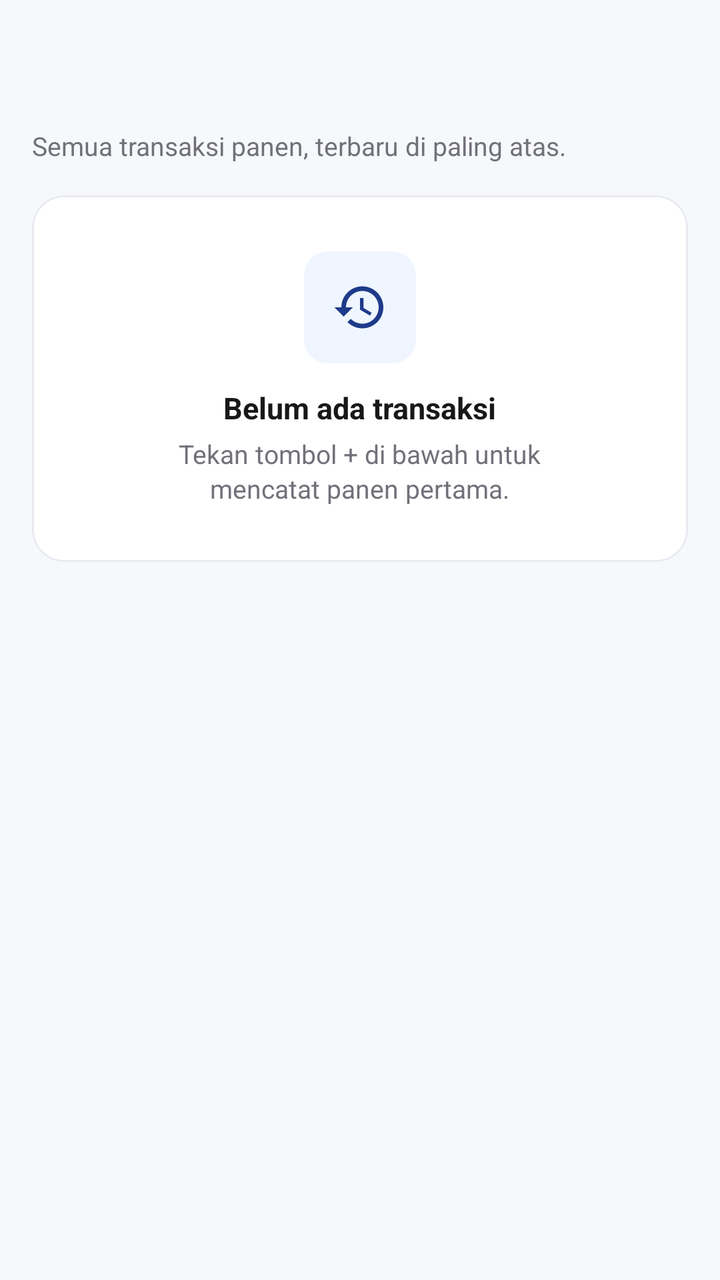
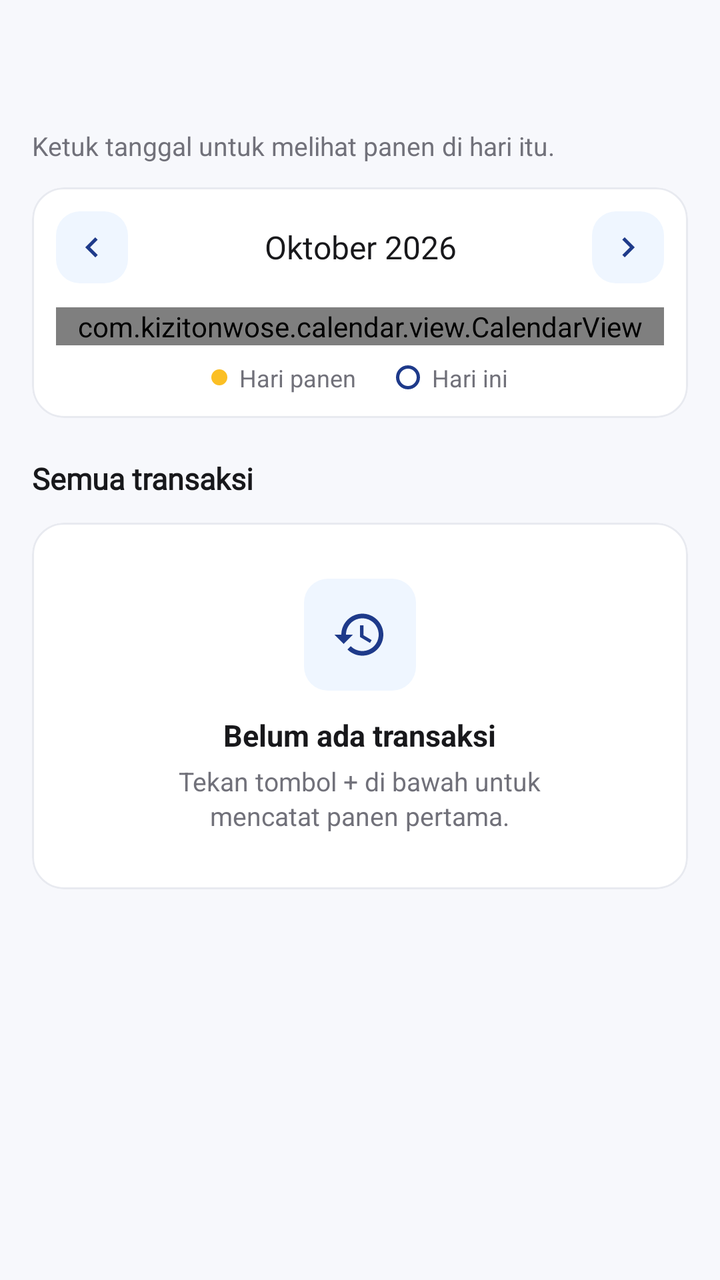

Two renders of the same Android screen: before a commit and after it. Below are the layout's source before the change and the commit's diff.
<!-- AndroidManifest.xml: application theme Theme.ALSpocky -->
<!-- res/layout/fragment_riwayat.xml -->
<?xml version="1.0" encoding="utf-8"?>
<androidx.constraintlayout.widget.ConstraintLayout xmlns:android="http://schemas.android.com/apk/res/android"
    xmlns:app="http://schemas.android.com/apk/res-auto"
    android:layout_width="match_parent"
    android:layout_height="match_parent"
    android:background="@color/bg_page">

    <androidx.appcompat.widget.Toolbar
        android:id="@+id/toolbar"
        style="@style/Semawit.Toolbar"
        android:layout_width="0dp"
        android:layout_height="?attr/actionBarSize"
        app:layout_constraintEnd_toEndOf="parent"
        app:layout_constraintStart_toStartOf="parent"
        app:layout_constraintTop_toTopOf="parent" />

    <androidx.core.widget.NestedScrollView
        android:layout_width="0dp"
        android:layout_height="0dp"
        app:layout_constraintBottom_toBottomOf="parent"
        app:layout_constraintEnd_toEndOf="parent"
        app:layout_constraintStart_toStartOf="parent"
        app:layout_constraintTop_toBottomOf="@id/toolbar">

        <LinearLayout
            android:layout_width="match_parent"
            android:layout_height="wrap_content"
            android:orientation="vertical"
            android:paddingHorizontal="16dp"
            android:paddingBottom="40dp">

            <TextView
                style="@style/Semawit.Text.Body"
                android:layout_width="wrap_content"
                android:layout_height="wrap_content"
                android:text="Semua transaksi panen, terbaru di paling atas." />

            
            <com.google.android.material.card.MaterialCardView
                android:id="@+id/cardKosong"
                style="@style/Semawit.Card"
                android:layout_width="match_parent"
                android:layout_height="wrap_content"
                android:layout_marginTop="16dp">

                <LinearLayout
                    android:layout_width="match_parent"
                    android:layout_height="wrap_content"
                    android:gravity="center_horizontal"
                    android:orientation="vertical"
                    android:padding="28dp">

                    <ImageView
                        android:layout_width="56dp"
                        android:layout_height="56dp"
                        android:background="@drawable/bg_icon_tile"
                        android:padding="14dp"
                        android:src="@drawable/ic_nav_riwayat"
                        app:tint="@color/primary_500" />

                    <TextView
                        style="@style/Semawit.Text.Title"
                        android:layout_width="wrap_content"
                        android:layout_height="wrap_content"
                        android:layout_marginTop="12dp"
                        android:text="Belum ada transaksi" />

                    <TextView
                        style="@style/Semawit.Text.Body"
                        android:layout_width="wrap_content"
                        android:layout_height="wrap_content"
                        android:layout_marginTop="4dp"
                        android:gravity="center"
                        android:text="Tekan tombol + di bawah untuk\nmencatat panen pertama." />
                </LinearLayout>
            </com.google.android.material.card.MaterialCardView>

            
            <com.google.android.material.card.MaterialCardView
                android:id="@+id/cardDaftar"
                style="@style/Semawit.Card"
                android:layout_width="match_parent"
                android:layout_height="wrap_content"
                android:layout_marginTop="16dp"
                android:visibility="gone">

                <LinearLayout
                    android:id="@+id/containerRiwayat"
                    android:layout_width="match_parent"
                    android:layout_height="wrap_content"
                    android:orientation="vertical" />
            </com.google.android.material.card.MaterialCardView>
        </LinearLayout>
    </androidx.core.widget.NestedScrollView>

</androidx.constraintlayout.widget.ConstraintLayout>
<!-- resources referenced by this layout -->
<resources>
  <color name="bg_page">#F7F8FC</color>
  <color name="primary_500">#1E3A8A</color>
  <!-- drawable bg_icon_tile (drawable) -->
  <?xml version="1.0" encoding="utf-8"?>
  <shape xmlns:android="http://schemas.android.com/apk/res/android"
      android:shape="rectangle">
      <solid android:color="@color/primary_50" />
      <corners android:radius="12dp" />
  </shape>
  <!-- drawable ic_nav_riwayat (drawable) -->
  <?xml version="1.0" encoding="utf-8"?>
  <vector xmlns:android="http://schemas.android.com/apk/res/android"
      android:width="24dp"
      android:height="24dp"
      android:viewportWidth="24"
      android:viewportHeight="24">
      <path
          android:fillColor="@android:color/white"
          android:pathData="M13,3c-4.97,0 -9,4.03 -9,9L1,12l3.89,3.89 0.07,0.14L9,12L6,12c0,-3.87 3.13,-7 7,-7s7,3.13 7,7 -3.13,7 -7,7c-1.93,0 -3.68,-0.79 -4.94,-2.06l-1.42,1.42C8.27,19.99 10.51,21 13,21c4.97,0 9,-4.03 9,-9s-4.03,-9 -9,-9zM12,8v5l4.28,2.54 0.72,-1.21 -3.5,-2.08L13.5,8L12,8z" />
  </vector>
  <style name="Semawit.Card" parent="Widget.Material3.CardView.Elevated">
          <item name="cardBackgroundColor">@color/neutral_0</item>
          <item name="cardCornerRadius">16dp</item>
          <item name="cardElevation">0dp</item>
          <item name="strokeColor">@color/neutral_200</item>
          <item name="strokeWidth">1dp</item>
      </style>
  <style name="Semawit.Text.Body" parent="">
          <item name="android:textSize">13sp</item>
          <item name="android:textColor">@color/neutral_500</item>
          <item name="android:lineSpacingExtra">2dp</item>
      </style>
  <style name="Semawit.Text.Title" parent="">
          <item name="android:textSize">15sp</item>
          <item name="android:textStyle">bold</item>
          <item name="android:textColor">@color/neutral_900</item>
      </style>
  <style name="Semawit.Toolbar" parent="Widget.Material3.Toolbar">
          <item name="android:background">@color/bg_page</item>
          <item name="titleTextAppearance">@style/TextAppearance.Semawit.ToolbarTitle</item>
          <item name="titleTextColor">@color/neutral_900</item>
          <item name="contentInsetStartWithNavigation">4dp</item>
      </style>
  <style name="Theme.ALSpocky" parent="Base.Theme.ALSpocky" />
  <color name="primary_50">#EFF6FF</color>
  <color name="neutral_0">#FFFFFF</color>
  <color name="neutral_200">#E8EAF0</color>
  <color name="neutral_500">#71717A</color>
  <color name="neutral_900">#18181B</color>
  <style name="TextAppearance.Semawit.ToolbarTitle" parent="TextAppearance.Material3.TitleLarge">
          <item name="fontFamily">@font/montserrat_bold</item>
          <item name="android:fontFamily">@font/montserrat_bold</item>
          <item name="android:textSize">20sp</item>
          <item name="android:textColor">@color/neutral_900</item>
      </style>
  <color name="primary_100">#DBEAFE</color>
  <color name="primary_800">#172554</color>
  <color name="accent_gold">#FBBF24</color>
  <!-- unchanged entries left out for length: 1 -->
</resources>

<!-- the commit's change to res/layout/fragment_riwayat.xml (unified diff, before → after) -->
@@ -33,7 +33,146 @@
                 style="@style/Semawit.Text.Body"
                 android:layout_width="wrap_content"
                 android:layout_height="wrap_content"
-                android:text="Semua transaksi panen, terbaru di paling atas." />
+                android:text="Ketuk tanggal untuk melihat panen di hari itu." />
+
+            
+            <com.google.android.material.card.MaterialCardView
+                style="@style/Semawit.Card"
+                android:layout_width="match_parent"
+                android:layout_height="wrap_content"
+                android:layout_marginTop="12dp">
+
+                <LinearLayout
+                    android:layout_width="match_parent"
+                    android:layout_height="wrap_content"
+                    android:orientation="vertical"
+                    android:padding="12dp">
+
+                    
+                    <LinearLayout
+                        android:layout_width="match_parent"
+                        android:layout_height="wrap_content"
+                        android:gravity="center_vertical"
+                        android:orientation="horizontal">
+
+                        <ImageView
+                            android:id="@+id/btnBulanSebelum"
+                            android:layout_width="36dp"
+                            android:layout_height="36dp"
+                            android:background="@drawable/bg_icon_tile"
+                            android:contentDescription="Bulan sebelumnya"
+                            android:padding="8dp"
+                            android:rotation="180"
+                            android:src="@drawable/ic_chevron_right"
+                            app:tint="@color/primary_500" />
+
+                        <TextView
+                            android:id="@+id/tvBulan"
+                            android:layout_width="0dp"
+                            android:layout_height="wrap_content"
+                            android:layout_weight="1"
+                            android:fontFamily="@font/montserrat_bold"
+                            android:gravity="center"
+                            android:text="Oktober 2026"
+                            android:textColor="@color/neutral_900"
+                            android:textSize="16sp" />
+
+                        <ImageView
+                            android:id="@+id/btnBulanBerikut"
+                            android:layout_width="36dp"
+                            android:layout_height="36dp"
+                            android:background="@drawable/bg_icon_tile"
+                            android:contentDescription="Bulan berikutnya"
+                            android:padding="8dp"
+                            android:src="@drawable/ic_chevron_right"
+                            app:tint="@color/primary_500" />
+                    </LinearLayout>
+
+                    
+                    <LinearLayout
+                        android:id="@+id/layoutNamaHari"
+                        android:layout_width="match_parent"
+                        android:layout_height="wrap_content"
+                        android:layout_marginTop="12dp"
+                        android:orientation="horizontal" />
+
+                    
+                    <com.kizitonwose.calendar.view.CalendarView
+                        android:id="@+id/calendarView"
+                        android:layout_width="match_parent"
+                        android:layout_height="wrap_content"
+                        app:cv_dayViewResource="@layout/item_calendar_day"
+                        app:cv_daySize="rectangle"
+                        app:cv_orientation="horizontal"
+                        app:cv_outDateStyle="endOfGrid"
+                        app:cv_scrollPaged="true" />
+
+                    
+                    <LinearLayout
+                        android:layout_width="match_parent"
+                        android:layout_height="wrap_content"
+                        android:layout_marginTop="8dp"
+                        android:gravity="center"
+                        android:orientation="horizontal">
+
+                        <View
+                            android:layout_width="8dp"
+                            android:layout_height="8dp"
+                            android:background="@drawable/bg_dot_gold" />
+
+                        <TextView
+                            style="@style/Semawit.Text.Body"
+                            android:layout_width="wrap_content"
+                            android:layout_height="wrap_content"
+                            android:layout_marginStart="6dp"
+                            android:text="Hari panen"
+                            android:textSize="12sp" />
+
+                        <View
+                            android:layout_width="12dp"
+                            android:layout_height="12dp"
+                            android:layout_marginStart="20dp"
+                            android:background="@drawable/bg_day_today" />
+
+                        <TextView
+                            style="@style/Semawit.Text.Body"
+                            android:layout_width="wrap_content"
+                            android:layout_height="wrap_content"
+                            android:layout_marginStart="6dp"
+                            android:text="Hari ini"
+                            android:textSize="12sp" />
+                    </LinearLayout>
+                </LinearLayout>
+            </com.google.android.material.card.MaterialCardView>
+
+            
+            <LinearLayout
+                android:layout_width="match_parent"
+                android:layout_height="wrap_content"
+                android:layout_marginTop="20dp"
+                android:gravity="center_vertical"
+                android:orientation="horizontal">
+
+                <TextView
+                    android:id="@+id/tvFilter"
+                    style="@style/Semawit.Text.Title"
+                    android:layout_width="0dp"
+                    android:layout_height="wrap_content"
+                    android:layout_weight="1"
+                    android:fontFamily="@font/montserrat_bold"
+                    android:text="Semua transaksi" />
+
+                <TextView
+                    android:id="@+id/tvTampilkanSemua"
+                    android:layout_width="wrap_content"
+                    android:layout_height="wrap_content"
+                    android:padding="4dp"
+                    android:text="Tampilkan semua"
+                    android:textColor="@color/primary_400"
+                    android:textSize="13sp"
+                    android:textStyle="bold"
+                    android:visibility="gone" />
+            </LinearLayout>
 
             
             <com.google.android.material.card.MaterialCardView
@@ -41,7 +180,7 @@
                 style="@style/Semawit.Card"
                 android:layout_width="match_parent"
                 android:layout_height="wrap_content"
-                android:layout_marginTop="16dp">
+                android:layout_marginTop="12dp">
 
                 <LinearLayout
                     android:layout_width="match_parent"
@@ -59,6 +198,7 @@
                         app:tint="@color/primary_500" />
 
                     <TextView
+                        android:id="@+id/tvKosongJudul"
                         style="@style/Semawit.Text.Title"
                         android:layout_width="wrap_content"
                         android:layout_height="wrap_content"
@@ -66,6 +206,7 @@
                         android:text="Belum ada transaksi" />
 
                     <TextView
+                        android:id="@+id/tvKosongIsi"
                         style="@style/Semawit.Text.Body"
                         android:layout_width="wrap_content"
                         android:layout_height="wrap_content"
@@ -81,7 +222,7 @@
                 style="@style/Semawit.Card"
                 android:layout_width="match_parent"
                 android:layout_height="wrap_content"
-                android:layout_marginTop="16dp"
+                android:layout_marginTop="12dp"
                 android:visibility="gone">
 
                 <LinearLayout
@@ -94,3 +235,29 @@
     </androidx.core.widget.NestedScrollView>
 
 </androidx.constraintlayout.widget.ConstraintLayout>
+<!-- res/layout/item_calendar_day.xml (included above) -->
+<?xml version="1.0" encoding="utf-8"?>
+<FrameLayout xmlns:android="http://schemas.android.com/apk/res/android"
+    android:layout_width="match_parent"
+    android:layout_height="46dp">
+
+    <TextView
+        android:id="@+id/tvTanggal"
+        android:layout_width="36dp"
+        android:layout_height="36dp"
+        android:layout_gravity="center"
+        android:gravity="center"
+        android:text="22"
+        android:textColor="@color/neutral_900"
+        android:textSize="14sp" />
+
+    
+    <View
+        android:id="@+id/dotPanen"
+        android:layout_width="6dp"
+        android:layout_height="6dp"
+        android:layout_gravity="bottom|center_horizontal"
+        android:layout_marginBottom="1dp"
+        android:background="@drawable/bg_dot_gold"
+        android:visibility="invisible" />
+</FrameLayout>
<!-- resource entries referenced after the edit -->
@@ -2,6 +2,16 @@
 <resources>
   <color name="bg_page">#F7F8FC</color>
   <color name="primary_500">#1E3A8A</color>
+  <!-- drawable bg_day_today (drawable) -->
+  <?xml version="1.0" encoding="utf-8"?>
+  <shape xmlns:android="http://schemas.android.com/apk/res/android" android:shape="oval">
+      <stroke android:width="1.5dp" android:color="@color/primary_500" />
+  </shape>
+  <!-- drawable bg_dot_gold (drawable) -->
+  <?xml version="1.0" encoding="utf-8"?>
+  <shape xmlns:android="http://schemas.android.com/apk/res/android" android:shape="oval">
+      <solid android:color="@color/accent_gold" />
+  </shape>
   <!-- drawable bg_icon_tile (drawable) -->
   <?xml version="1.0" encoding="utf-8"?>
   <shape xmlns:android="http://schemas.android.com/apk/res/android"
@@ -9,6 +19,17 @@
       <solid android:color="@color/primary_50" />
       <corners android:radius="12dp" />
   </shape>
+  <!-- drawable ic_chevron_right (drawable) -->
+  <?xml version="1.0" encoding="utf-8"?>
+  <vector xmlns:android="http://schemas.android.com/apk/res/android"
+      android:width="24dp"
+      android:height="24dp"
+      android:viewportWidth="24"
+      android:viewportHeight="24">
+      <path
+          android:fillColor="@android:color/white"
+          android:pathData="M10,6L8.59,7.41 13.17,12l-4.58,4.59L10,18l6,-6z" />
+  </vector>
   <!-- drawable ic_nav_riwayat (drawable) -->
   <?xml version="1.0" encoding="utf-8"?>
   <vector xmlns:android="http://schemas.android.com/apk/res/android"
@@ -49,6 +70,7 @@
   <color name="neutral_200">#E8EAF0</color>
   <color name="neutral_500">#71717A</color>
   <color name="neutral_900">#18181B</color>
+  <color name="primary_400">#3B6FD8</color>
   <style name="TextAppearance.Semawit.ToolbarTitle" parent="TextAppearance.Material3.TitleLarge">
           <item name="fontFamily">@font/montserrat_bold</item>
           <item name="android:fontFamily">@font/montserrat_bold</item>
